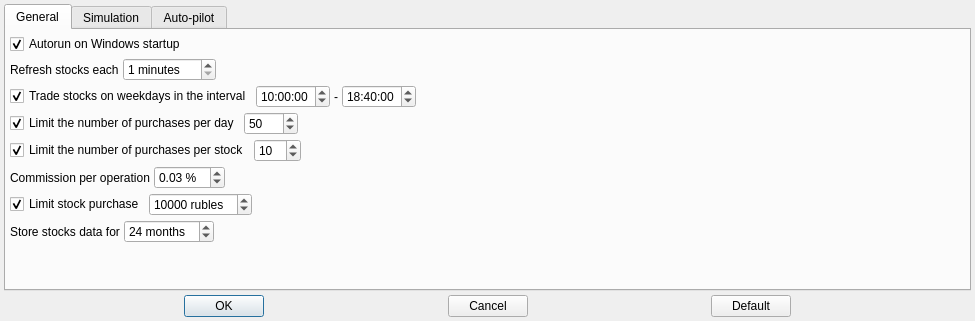
The window that app/src/config/settingsdialog/settingsdialog.ui (Gris87/TInvestor) describes before a commit, drawn with Qt 5.
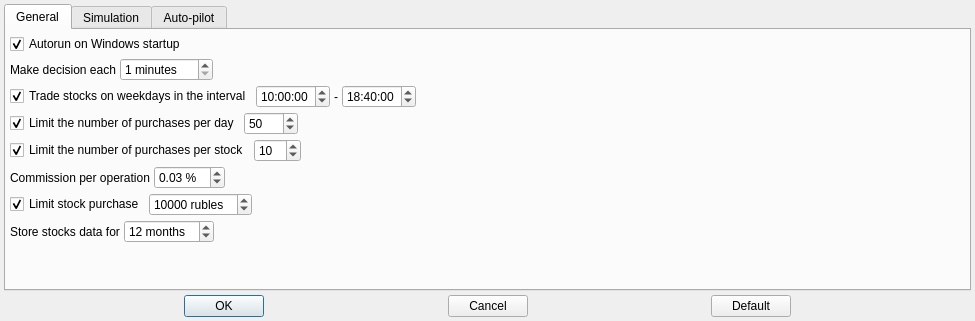
The same window after the commit.

Commit message: Rename refresh to make decision

Diff of the .ui file:
```diff
--- a/app/src/config/settingsdialog/settingsdialog.ui
+++ b/app/src/config/settingsdialog/settingsdialog.ui
@@ -72,7 +72,7 @@
          <item>
           <widget class="QLabel" name="label">
            <property name="text">
-            <string>Refresh stocks each</string>
+            <string>Make decision each</string>
            </property>
           </widget>
          </item>
@@ -359,7 +359,7 @@
             <number>120</number>
            </property>
            <property name="value">
-            <number>24</number>
+            <number>12</number>
            </property>
           </widget>
          </item>
```
Left out of the diff: 2 changed lines with no effect on the pictures. The commit also changes 30 other files.
